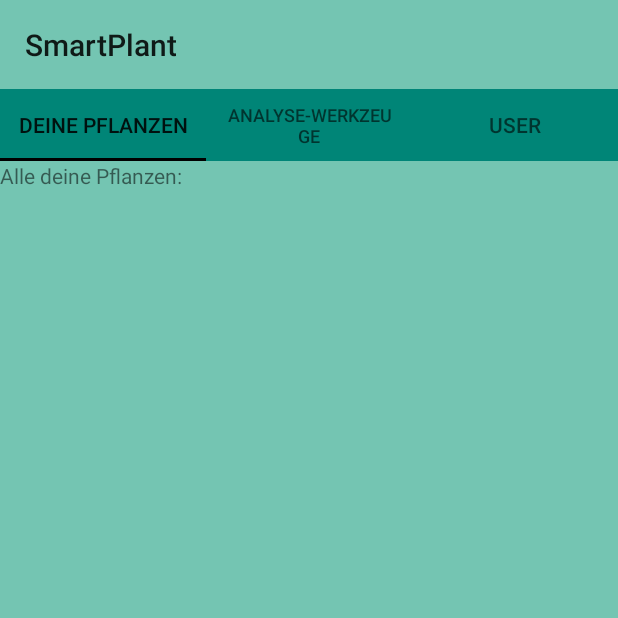
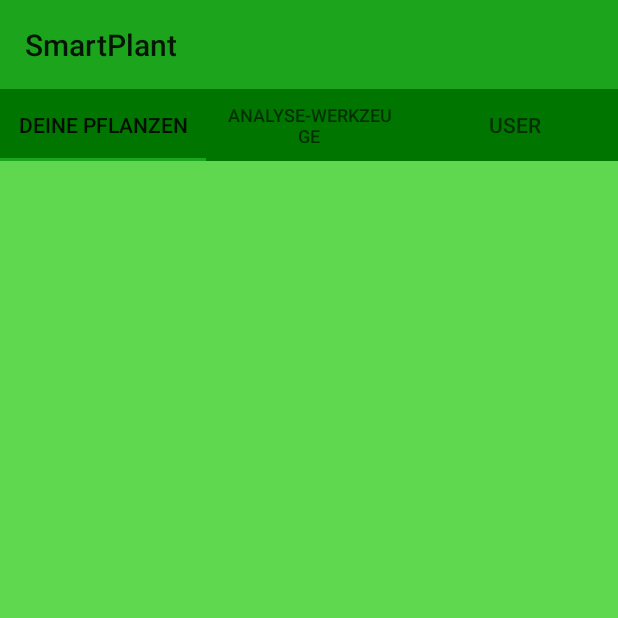
Before and after one commit to VaBec/Smartplant_Ex2, an Android app: the MainActivity screen opened directly, with no data from a screen before it, on a phone screen of 412 x 824 dp, the top half of it. Run offline under Robolectric (Android 15) with nearby library versions, the phone set to English and light mode, and no system bars; 2 statements that could not run were skipped.

Commit message:
RecyclerView Structure

```diff
--- a/app/src/main/res/layout/activity_main.xml
+++ b/app/src/main/res/layout/activity_main.xml
@@ -4,14 +4,9 @@
     xmlns:tools="http://schemas.android.com/tools"
     android:layout_width="match_parent"
     android:layout_height="match_parent"
-    android:background="#74C5B2"
+    android:background="@color/colorPrimary"
     android:orientation="vertical"
     tools:context=".main.MainActivity">
-
-    <!--    <android.support.design.widget.AppBarLayout-->
-    <!--        android:layout_width="match_parent"-->
-    <!--        android:layout_height="wrap_content"-->
-    <!--        android:theme="@style/AppTheme.AppBarOverlay">-->
 
     <TextView
         android:id="@+id/title"
@@ -27,16 +22,13 @@
         android:id="@+id/tabs"
         android:layout_width="match_parent"
         android:layout_height="wrap_content"
-        android:background="?attr/colorPrimary" />
-
-    <!--    </android.support.design.widget.AppBarLayout>-->
+        android:background="?attr/colorPrimaryDark" />
 
     <android.support.v4.view.ViewPager
         android:id="@+id/view_pager"
         android:layout_width="match_parent"
         android:layout_height="match_parent"
         app:layout_behavior="@string/appbar_scrolling_view_behavior">
-
     </android.support.v4.view.ViewPager>
 
 </LinearLayout>
--- a/app/src/main/res/layout/fragment_plants.xml
+++ b/app/src/main/res/layout/fragment_plants.xml
@@ -5,15 +5,16 @@
     android:layout_height="match_parent"
     tools:context=".main.fragments.PlantsFragment">
 
-    <TextView
-        android:id="@+id/textView"
+    <LinearLayout
         android:layout_width="match_parent"
-        android:layout_height="wrap_content"
-        android:text="@string/tab_header_1" />
+        android:layout_height="match_parent"
+        android:orientation="vertical"
+        android:background="@color/colorAccent">
 
-    <android.support.v7.widget.RecyclerView
-        android:id="@+id/plants_recycle"
-        android:layout_width="match_parent"
-        android:layout_height="wrap_content" />
 
+        <android.support.v7.widget.RecyclerView
+            android:id="@+id/recycler_plants"
+            android:layout_width="match_parent"
+            android:layout_height="match_parent" />
+    </LinearLayout>
 </FrameLayout>
--- a/app/src/main/res/values/colors.xml
+++ b/app/src/main/res/values/colors.xml
@@ -1,6 +1,6 @@
 <?xml version="1.0" encoding="utf-8"?>
 <resources>
-    <color name="colorPrimary">#008577</color>
-    <color name="colorPrimaryDark">#00574B</color>
-    <color name="colorAccent">#D81B60</color>
+    <color name="colorPrimary">#1ca51c</color>
+    <color name="colorPrimaryDark">#007500</color>
+    <color name="colorAccent">#5fd850</color>
 </resources>
--- a/app/src/main/res/values/green_background.xml
+++ b/app/src/main/res/values/green_background.xml
@@ -1,4 +1,4 @@
 <?xml version="1.0" encoding="utf-8"?>
 <resources>
-    <color name="green_background">#000000</color>
+    <color name="green_background">#1ca51c</color>
 </resources>
```
